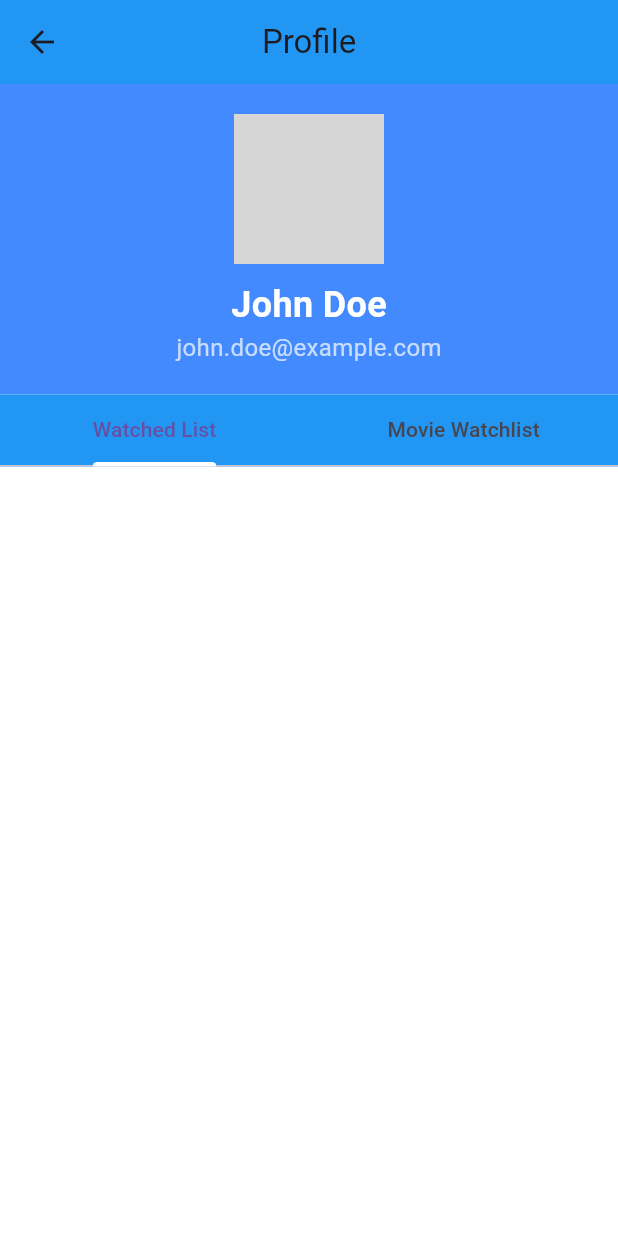
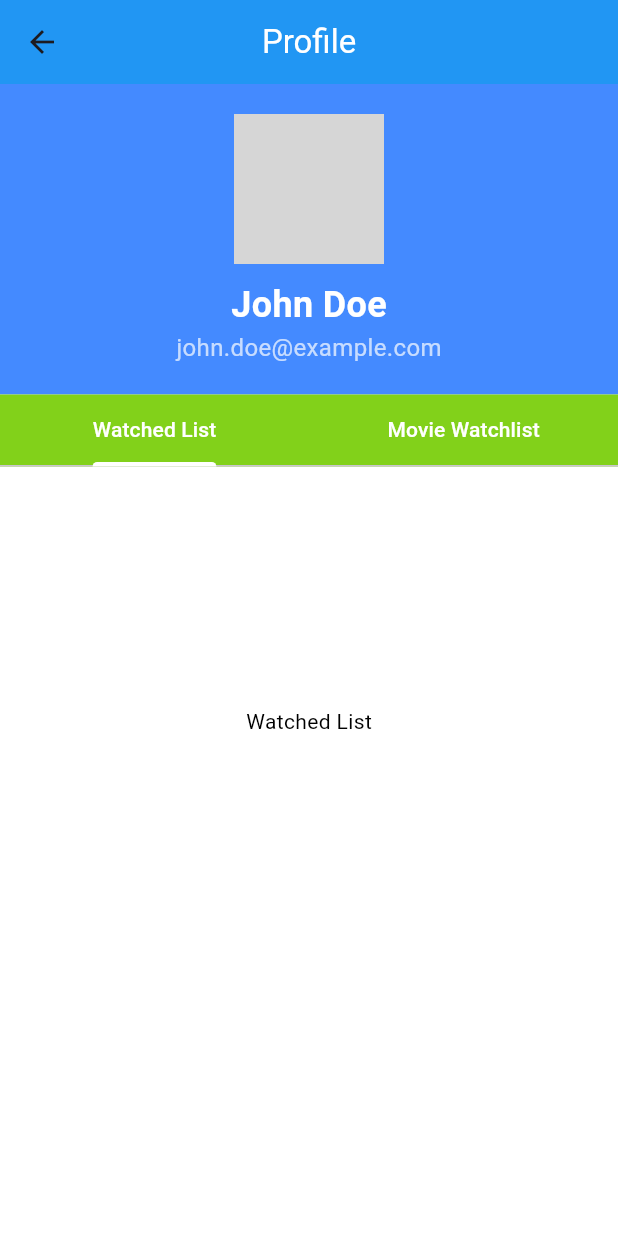
Before and after one commit to shyambista123/Movie_Watchlist_Flutter_SpringBoot, a Flutter app: the ProfilePage screen opened directly, on a phone screen of 412 x 824 dp. Run offline on Flutter 3.47's test engine with Material 3 defaults, Android fonts, the phone set to English and light mode, and no system bars; our stand-ins replace flutter_dotenv, flutter_secure_storage; missing offline and left inert: jwt_decode; accounts and stored records are empty; network calls fail; grey boxes are pictures that could not be loaded.

Commit message:
minor update in profile page

```diff
--- a/frontend/lib/screens/addEditMoviePage.dart
+++ b/frontend/lib/screens/addEditMoviePage.dart
@@ -43,8 +43,9 @@ class _AddEditMoviePageState extends State<AddEditMoviePage> {
   Widget build(BuildContext context) {
     return Scaffold(
       appBar: AppBar(
-        title: Text(isEditMode ? 'Edit Movie' : 'Add Movie'),
+        title: Text(isEditMode ? 'Edit Movie' : 'Add Movie', style: TextStyle(color: Colors.white),),
         backgroundColor: Colors.blueAccent,
+        centerTitle: true,
       ),
       body: SingleChildScrollView(
         child: Padding(
--- a/frontend/lib/screens/profilePage.dart
+++ b/frontend/lib/screens/profilePage.dart
@@ -10,7 +10,10 @@ class ProfilePage extends StatelessWidget {
       child: Scaffold(
         backgroundColor: Colors.white,
         appBar: AppBar(
-          title: const Text("Profile"),
+          title: const Text(
+            "Profile",
+            style: TextStyle(color: Colors.white),
+          ),
           centerTitle: true,
           backgroundColor: Colors.blue,
         ),
@@ -25,7 +28,8 @@ class ProfilePage extends StatelessWidget {
                     children: [
                       CircleAvatar(
                         radius: 50,
-                        backgroundImage: NetworkImage('https://via.placeholder.com/150'),
+                        backgroundImage:
+                            NetworkImage('https://via.placeholder.com/150'),
                       ),
                       SizedBox(height: 10),
                       Text(
@@ -48,9 +52,11 @@ class ProfilePage extends StatelessWidget {
                 ),
               ),
               Container(
-                color: Colors.blue,
+                color: Color.fromARGB(255, 130, 209, 26),
                 child: const TabBar(
                   indicatorColor: Colors.white,
+                  labelColor: Colors.white,
+                  unselectedLabelColor: Colors.white,
                   tabs: [
                     Tab(text: "Watched List"),
                     Tab(text: "Movie Watchlist"),
@@ -63,8 +69,12 @@ class ProfilePage extends StatelessWidget {
                   height: 300,
                   child: const TabBarView(
                     children: [
-                      Center(child: Text("Watched List", style: TextStyle(color: Colors.white))),
-                      Center(child: Text("Movie Watchlist",  style: TextStyle(color: Colors.white))),
+                      Center(
+                          child: Text("Watched List",
+                              style: TextStyle(color: Colors.black))),
+                      Center(
+                          child: Text("Movie Watchlist",
+                              style: TextStyle(color: Colors.black))),
                     ],
                   ),
                 ),
```
Also changed, not shown: 1 other file.
